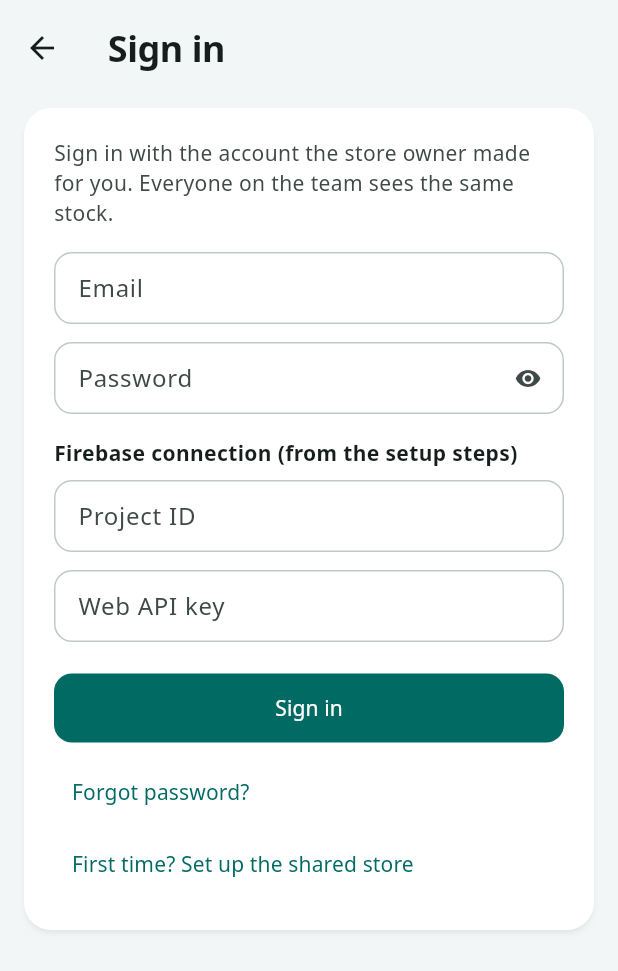
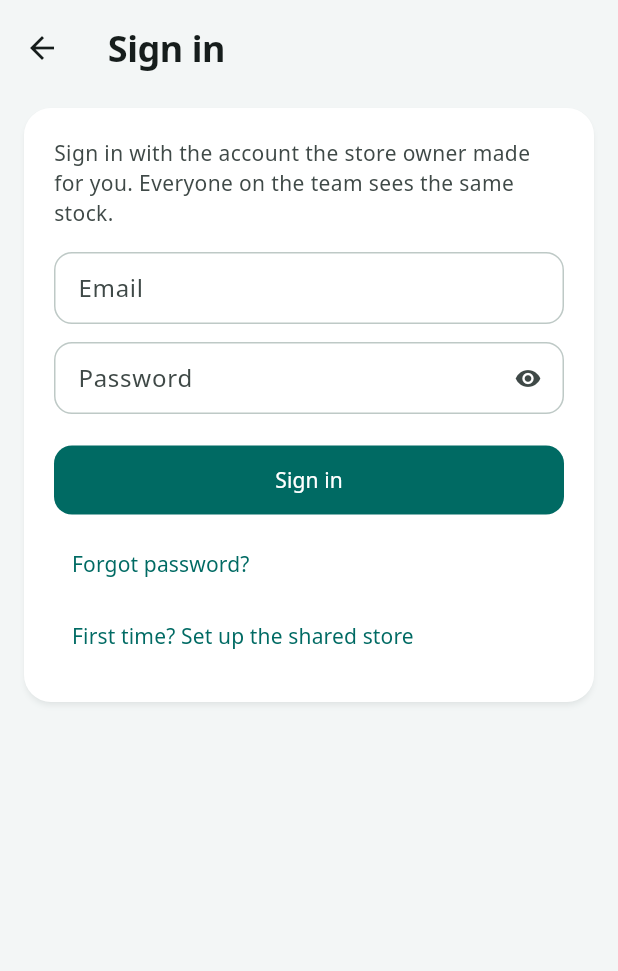
Before and after one commit to kbs7s/warehouse-app, a Flutter app: the screen it shows after launch, after a tap on "Sign in to the shared store", on a phone screen of 412 x 824 dp. Shown: the top 971 px of the screen. Run offline on Flutter 3.47's test engine with Material 3 defaults, Android fonts, the phone set to English and light mode, and no system bars; our stand-ins replace pdf, printing, sembast, sembast_web, web; missing offline and left inert: dart:js_interop; accounts and stored records are empty.

Commit message:
Connect the shared store to the hospital-store Firebase project
Co-Authored-By: Claude Opus 5.5 (1M context) <noreply@anthropic.com>
Claude-Session: https://claude.ai/code/session_01DY7cbBk4RK7SG4ZLumKcii

```diff
--- a/lib/cloud.dart
+++ b/lib/cloud.dart
@@ -19,11 +19,12 @@ class CloudConfig {
 
   bool get isSet => projectId.isNotEmpty && apiKey.isNotEmpty;
 
-  /// The shared store's Firebase project, set at build time (see .github/workflows/pages.yml).
-  /// Without it, each device enters the two values on the sign-in screen.
+  /// The shared store's Firebase project (hospital-store-a4ce1). A build can point elsewhere with
+  /// --dart-define FIREBASE_PROJECT / FIREBASE_API_KEY.
   static const builtIn = CloudConfig(
-    projectId: String.fromEnvironment('FIREBASE_PROJECT'),
-    apiKey: String.fromEnvironment('FIREBASE_API_KEY'),
+    projectId: String.fromEnvironment('FIREBASE_PROJECT', defaultValue: 'hospital-store-a4ce1'),
+    // A Firebase web key only names the project; the Firestore rules decide who can read the data.
+    apiKey: String.fromEnvironment('FIREBASE_API_KEY', defaultValue: 'AIzaSyAsPVtmHL5pmRUL_ksZdyayZLz_jEs4_5A'),
     emulatorHost: bool.hasEnvironment('FIREBASE_EMULATOR') ? String.fromEnvironment('FIREBASE_EMULATOR') : null,
   );
 
```
Also changed, not shown: 1 other file.
